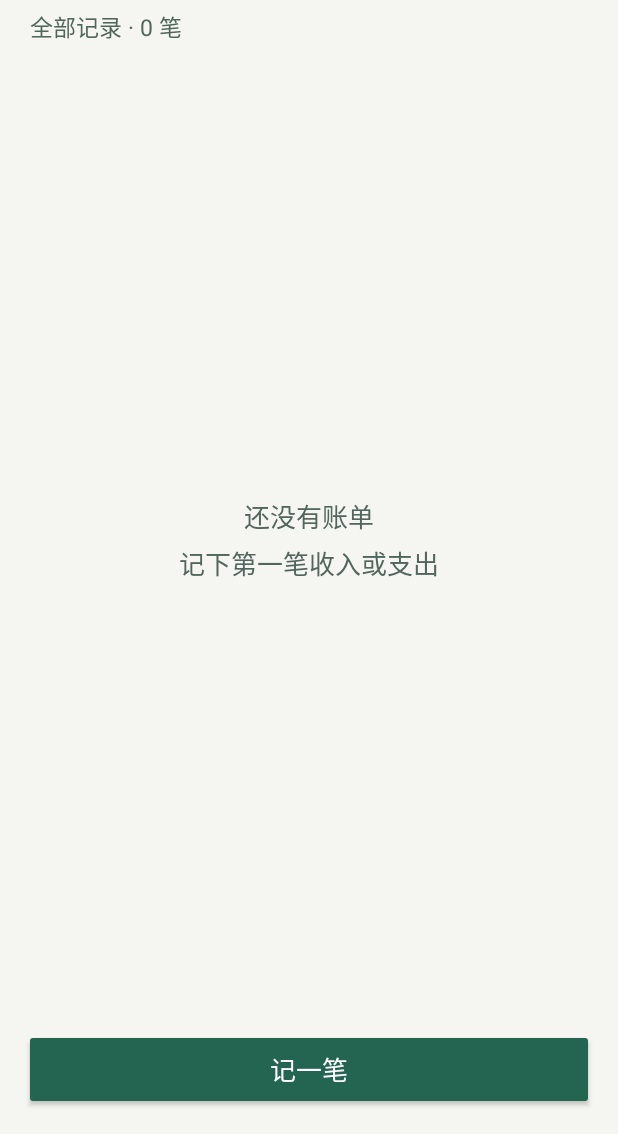
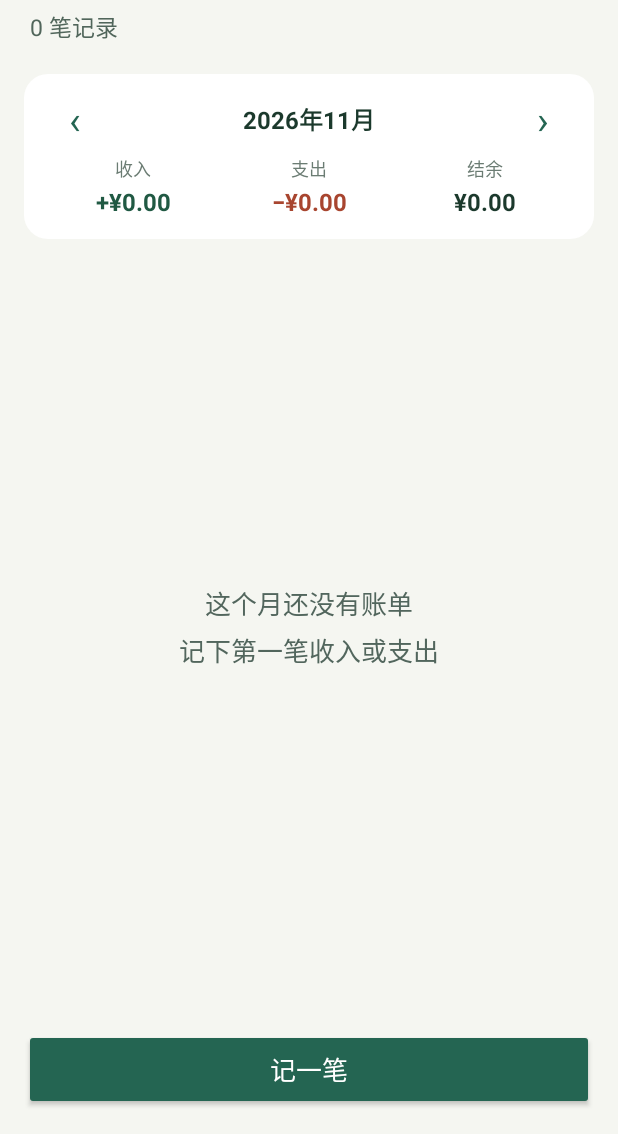
Before and after one commit to LYX123-Dotcom/Android-final, an Android app: the screen it shows after launch (MainActivity), on a phone screen of 412 x 824 dp, the part 102-1236 px from its top. Run offline under Robolectric (Android 15) with nearby library versions, the phone set to English and light mode, and no system bars; our stand-ins replace Room's generated code.

Commit message:
feat: 首页新增月度收支统计与月份切换

```diff
--- a/app/src/main/java/cn/campus/ledger/MainActivity.java
+++ b/app/src/main/java/cn/campus/ledger/MainActivity.java
@@ -8,6 +8,7 @@ import android.view.Gravity;
 import android.view.View;
 import android.view.ViewGroup;
 import android.widget.*;
+import java.time.LocalDate;
 import java.util.ArrayList;
 import java.util.List;
 import cn.campus.ledger.data.*;
@@ -16,13 +17,23 @@ import cn.campus.ledger.entry.EntryActivity;
 public class MainActivity extends Activity {
     private final List<Bill> records = new ArrayList<>();
     private BaseAdapter adapter;
-    private TextView count;
+    private TextView count, monthLabel, incomeTotal, expenseTotal, balanceTotal;
+    private LedgerDao dao;
+    private LocalDate month = LocalDate.now().withDayOfMonth(1);
 
     @Override public void onCreate(Bundle state) {
         super.onCreate(state);
         setContentView(R.layout.activity_main);
         Ui.insets(findViewById(R.id.root));
+        dao = LedgerDb.get(this);
         count = findViewById(R.id.count);
+        monthLabel = findViewById(R.id.month);
+        incomeTotal = findViewById(R.id.income_total);
+        expenseTotal = findViewById(R.id.expense_total);
+        balanceTotal = findViewById(R.id.balance_total);
+        findViewById(R.id.summary).setBackground(Ui.background(this, "#FFFFFF", 16));
+        findViewById(R.id.prev_month).setOnClickListener(v -> switchMonth(-1));
+        findViewById(R.id.next_month).setOnClickListener(v -> switchMonth(1));
         ListView list = findViewById(R.id.list);
         list.setEmptyView(findViewById(R.id.empty));
         adapter = new BillAdapter();
@@ -34,12 +45,33 @@ public class MainActivity extends Activity {
 
     @Override public void onResume() {
         super.onResume();
-        LedgerDb.run(() -> LedgerDb.get(this).all(), rows -> {
+        load();
+    }
+
+    private void switchMonth(int delta) {
+        month = month.plusMonths(delta);
+        load();
+    }
+
+    private void load() {
+        final String start = month.toString();
+        final String end = month.plusMonths(1).toString();
+        monthLabel.setText(month.getYear() + "年" + month.getMonthValue() + "月");
+        LedgerDb.run(() -> dao.month(start, end), rows -> {
             if (isFinishing() || isDestroyed()) return;
+            long income = 0, expense = 0;
+            for (Bill bill : rows) {
+                if (bill.income) income += bill.cents;
+                else expense += bill.cents;
+            }
+            long balance = income - expense;
+            incomeTotal.setText("+¥" + Money.format(income));
+            expenseTotal.setText("−¥" + Money.format(expense));
+            balanceTotal.setText((balance < 0 ? "−¥" : "¥") + Money.format(Math.abs(balance)));
             records.clear();
             records.addAll(rows);
             adapter.notifyDataSetChanged();
-            count.setText("全部记录 · " + records.size() + " 笔");
+            count.setText(rows.size() + " 笔记录");
         }, () -> Toast.makeText(this, "读取失败，请重新打开账本", Toast.LENGTH_SHORT).show());
     }
 
--- a/app/src/main/res/layout/activity_main.xml
+++ b/app/src/main/res/layout/activity_main.xml
@@ -8,13 +8,62 @@
         <TextView android:id="@+id/count" android:layout_width="wrap_content" android:layout_height="wrap_content"
             android:layout_marginTop="6dp" android:textColor="#51665B" android:textSize="15sp"/>
     </LinearLayout>
+    <LinearLayout android:id="@+id/summary" android:orientation="vertical"
+        android:layout_width="match_parent" android:layout_height="wrap_content"
+        android:layout_marginStart="16dp" android:layout_marginEnd="16dp"
+        android:paddingStart="14dp" android:paddingEnd="14dp"
+        android:paddingTop="10dp" android:paddingBottom="14dp">
+        <LinearLayout android:layout_width="match_parent" android:layout_height="wrap_content"
+            android:orientation="horizontal" android:gravity="center_vertical">
+            <TextView android:id="@+id/prev_month" android:layout_width="40dp" android:layout_height="40dp"
+                android:gravity="center" android:text="‹" android:textSize="26sp" android:textColor="#246552"/>
+            <TextView android:id="@+id/month" android:layout_width="0dp" android:layout_height="wrap_content"
+                android:layout_weight="1" android:gravity="center" android:textSize="16sp"
+                android:textStyle="bold" android:textColor="#1B392C"/>
+            <TextView android:id="@+id/next_month" android:layout_width="40dp" android:layout_height="40dp"
+                android:gravity="center" android:text="›" android:textSize="26sp" android:textColor="#246552"/>
+        </LinearLayout>
+        <LinearLayout android:layout_width="match_parent" android:layout_height="wrap_content"
+            android:layout_marginTop="4dp" android:orientation="horizontal">
+            <LinearLayout android:layout_width="0dp" android:layout_height="wrap_content"
+                android:layout_weight="1" android:orientation="vertical" android:gravity="center">
+                <TextView android:layout_width="wrap_content" android:layout_height="wrap_content"
+                    android:text="收入" android:textSize="12sp" android:textColor="#6B7C73"/>
+                <TextView android:id="@+id/income_total" android:layout_width="match_parent"
+                    android:layout_height="wrap_content" android:layout_marginTop="2dp" android:gravity="center"
+                    android:maxLines="1" android:textSize="16sp" android:textStyle="bold" android:textColor="#205943"
+                    android:autoSizeTextType="uniform" android:autoSizeMinTextSize="10sp"
+                    android:autoSizeMaxTextSize="16sp" android:autoSizeStepGranularity="1sp"/>
+            </LinearLayout>
+            <LinearLayout android:layout_width="0dp" android:layout_height="wrap_content"
+                android:layout_weight="1" android:orientation="vertical" android:gravity="center">
+                <TextView android:layout_width="wrap_content" android:layout_height="wrap_content"
+                    android:text="支出" android:textSize="12sp" android:textColor="#6B7C73"/>
+                <TextView android:id="@+id/expense_total" android:layout_width="match_parent"
+                    android:layout_height="wrap_content" android:layout_marginTop="2dp" android:gravity="center"
+                    android:maxLines="1" android:textSize="16sp" android:textStyle="bold" android:textColor="#A8452F"
+                    android:autoSizeTextType="uniform" android:autoSizeMinTextSize="10sp"
+                    android:autoSizeMaxTextSize="16sp" android:autoSizeStepGranularity="1sp"/>
+            </LinearLayout>
+            <LinearLayout android:layout_width="0dp" android:layout_height="wrap_content"
+                android:layout_weight="1" android:orientation="vertical" android:gravity="center">
+                <TextView android:layout_width="wrap_content" android:layout_height="wrap_content"
+                    android:text="结余" android:textSize="12sp" android:textColor="#6B7C73"/>
+                <TextView android:id="@+id/balance_total" android:layout_width="match_parent"
+                    android:layout_height="wrap_content" android:layout_marginTop="2dp" android:gravity="center"
+                    android:maxLines="1" android:textSize="16sp" android:textStyle="bold" android:textColor="#1B392C"
+                    android:autoSizeTextType="uniform" android:autoSizeMinTextSize="10sp"
+                    android:autoSizeMaxTextSize="16sp" android:autoSizeStepGranularity="1sp"/>
+            </LinearLayout>
+        </LinearLayout>
+    </LinearLayout>
     <FrameLayout android:layout_width="match_parent" android:layout_height="0dp" android:layout_weight="1"
-        android:paddingStart="16dp" android:paddingEnd="16dp">
+        android:layout_marginTop="6dp" android:paddingStart="16dp" android:paddingEnd="16dp">
         <ListView android:id="@+id/list" android:layout_width="match_parent" android:layout_height="match_parent"
             android:divider="@android:color/transparent" android:dividerHeight="6dp"/>
         <TextView android:id="@+id/empty" android:gravity="center" android:layout_gravity="center"
             android:layout_width="wrap_content" android:layout_height="wrap_content"
-            android:text="还没有账单\n记下第一笔收入或支出" android:lineSpacingExtra="6dp"
+            android:text="这个月还没有账单\n记下第一笔收入或支出" android:lineSpacingExtra="6dp"
             android:textColor="#52665D" android:textSize="17sp"/>
     </FrameLayout>
     <Button android:id="@+id/add" android:layout_width="match_parent" android:layout_height="54dp"
```
